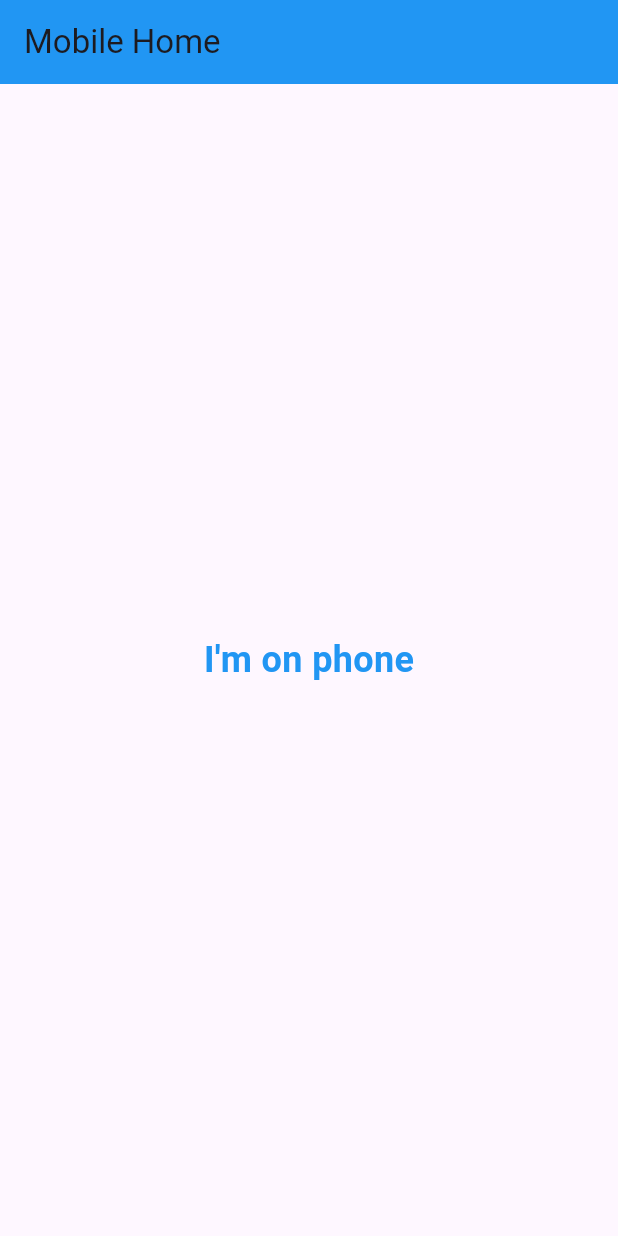
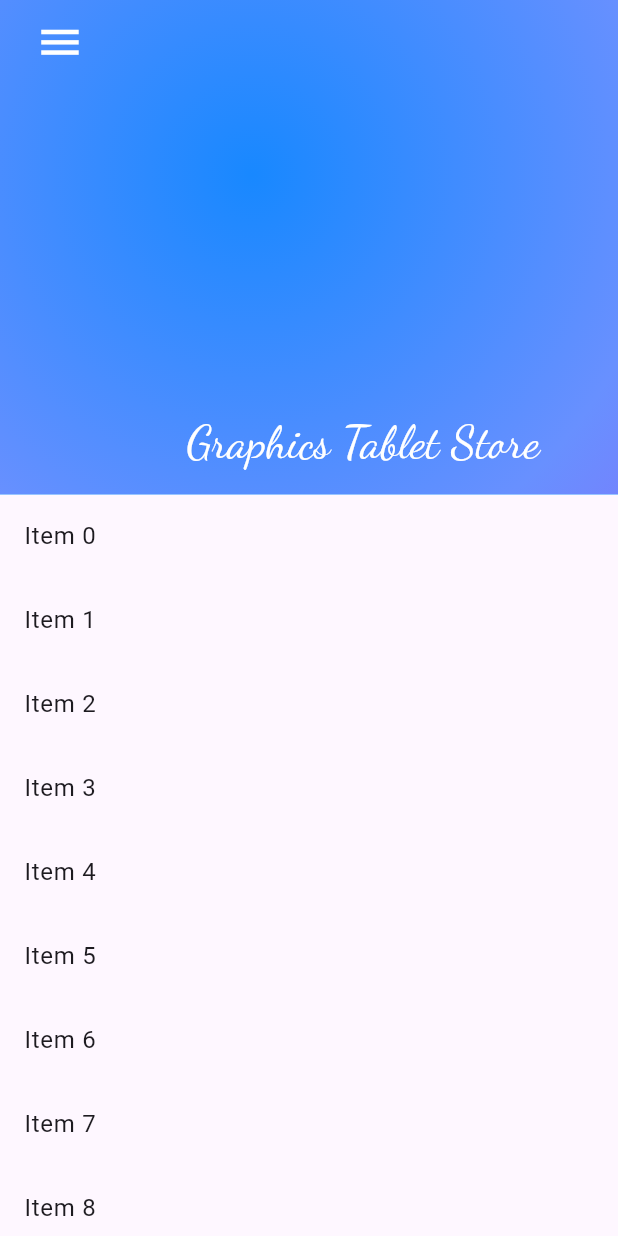
Before and after one commit to AnesMohamedi0/StoreGrTab, a Flutter app: the screen it shows after launch, on a phone screen of 412 x 824 dp. Run offline on Flutter 3.47's test engine with Material 3 defaults, Android fonts, the phone set to English and light mode, and no system bars; our stand-ins replace google_fonts.

Commit message:
worked a bit on the mobile home page

```diff
--- a/frontend/lib/app.dart
+++ b/frontend/lib/app.dart
@@ -1,7 +1,7 @@
 import 'package:flutter/material.dart';
 import 'package:grtabstore/ui/screens/Home/desktopHome_screen.dart';
 import 'package:grtabstore/ui/screens/Home/mobileHome_screen.dart';
-import 'package:grtabstore/ui/widgets/responsiveLayout.dart';
+import 'package:grtabstore/ui/widgets/Shared/responsiveLayout.dart';
 
 class App extends StatelessWidget {
   const App({super.key});
--- a/frontend/lib/ui/screens/Home/mobileHome_screen.dart
+++ b/frontend/lib/ui/screens/Home/mobileHome_screen.dart
@@ -1,23 +1,50 @@
 import 'package:flutter/material.dart';
+import 'package:grtabstore/ui/theme/colors.dart';
+import 'package:grtabstore/ui/widgets/Shared/menuButton.dart';
+import 'package:grtabstore/ui/widgets/Home/AnimatedFlexibleSpace.dart';
+import 'package:grtabstore/ui/widgets/Shared/text.dart';
 
 class MobileHomeScreen extends StatelessWidget {
   const MobileHomeScreen({Key? key}) : super(key: key);
 
   @override
   Widget build(BuildContext context) {
+    double width = MediaQuery.of(context).size.width;
+    double height = MediaQuery.of(context).size.height;
     return Scaffold(
-      appBar: AppBar(
-        title: const Text('Mobile Home'),
-        backgroundColor: Colors.blue,
-      ),
-      body: const Center(
-        child: Text(
-          "I'm on phone",
-          style: TextStyle(
-            fontSize: 24,
-            fontWeight: FontWeight.bold,
-            color: Colors.blue,
-          ),
+      body: Center(
+        child: CustomScrollView(
+          slivers: [
+            SliverAppBar(
+              pinned: true,
+              title: MenuButton(),
+              backgroundColor: electricBlue,
+              expandedHeight: height * 0.4,
+              collapsedHeight: height * 0.08,
+              flexibleSpace: FlexibleSpaceBar(
+                title: SizedBox(
+                  width: double.infinity,
+                  child: Row(
+                    mainAxisAlignment: MainAxisAlignment.center,
+                    children: [
+                      TitlesText(
+                        text: "Graphics Tablet Store",
+                        fontSize: width * 0.05,
+                        color: Colors.white,
+                      ),
+                    ],
+                  ),
+                ),
+                background: AnimatedFlexibleSpace(),
+              ),
+            ),
+
+            SliverList(
+              delegate: SliverChildBuilderDelegate((context, index) {
+                return ListTile(title: Text('Item $index'));
+              }, childCount: 20),
+            ),
+          ],
         ),
       ),
     );
--- /dev/null
+++ b/frontend/lib/ui/widgets/Home/animatedFlexibleSpace.dart
@@ -0,0 +1,69 @@
+import 'package:flutter/material.dart';
+import 'package:grtabstore/ui/theme/colors.dart';
+
+class AnimatedFlexibleSpace extends StatefulWidget {
+  const AnimatedFlexibleSpace({Key? key}) : super(key: key);
+
+  @override
+  State<AnimatedFlexibleSpace> createState() => _AnimatedFlexibleSpaceState();
+}
+
+class _AnimatedFlexibleSpaceState extends State<AnimatedFlexibleSpace>
+    with TickerProviderStateMixin {
+  late AnimationController _controller;
+  late Animation<double> _animation;
+
+  @override
+  void initState() {
+    super.initState();
+    _controller = AnimationController(
+      duration: Duration(seconds: 20),
+      vsync: this,
+    )..repeat(reverse: true);
+    _animation = Tween(
+      begin: 0.0,
+      end: 1.0,
+    ).animate(CurvedAnimation(parent: _controller, curve: Curves.easeInOut));
+  }
+
+  @override
+  void dispose() {
+    _controller.dispose();
+    super.dispose();
+  }
+
+  @override
+  Widget build(BuildContext context) {
+    return AnimatedBuilder(
+      animation: _animation,
+      builder: (context, child) {
+        return Container(
+          decoration: BoxDecoration(
+            gradient: RadialGradient(
+              center: Alignment.lerp(
+                Alignment(-0.5, -0.8),
+                Alignment(0.5, 0.8),
+                _animation.value,
+              )!,
+              radius: 1.5 + (_animation.value * 0.5),
+              colors: [
+                Color.lerp(electricBlue, electricBlueLight, _animation.value)!,
+                Color.lerp(
+                  electricBlueLight,
+                  deepPurpleLighter,
+                  _animation.value,
+                )!,
+                Color.lerp(
+                  deepPurpleLighter,
+                  deepPurpleLight,
+                  _animation.value,
+                )!,
+              ],
+              stops: [0.0, 0.5, 1.0],
+            ),
+          ),
+        );
+      },
+    );
+  }
+}
--- /dev/null
+++ b/frontend/lib/ui/widgets/Shared/menuButton.dart
@@ -0,0 +1,17 @@
+import 'package:flutter/material.dart';
+
+class MenuButton extends StatelessWidget {
+  const MenuButton({super.key});
+
+  @override
+  Widget build(BuildContext context) {
+    double width = MediaQuery.of(context).size.width;
+    return IconButton(
+      onPressed: () {},
+      icon: const Icon(Icons.menu),
+      color: Colors.white,
+      iconSize: width * 0.08,
+      padding: EdgeInsets.zero,
+    );
+  }
+}
--- /dev/null
+++ b/frontend/lib/ui/widgets/Shared/text.dart
@@ -0,0 +1,29 @@
+import 'package:flutter/material.dart';
+import 'package:google_fonts/google_fonts.dart';
+
+class TitlesText extends StatelessWidget {
+  final String text;
+  final double fontSize;
+  final FontWeight fontWeight;
+  final Color color;
+
+  const TitlesText({
+    super.key,
+    required this.text,
+    required this.fontSize,
+    this.fontWeight = FontWeight.normal,
+    this.color = Colors.white,
+  });
+
+  @override
+  Widget build(BuildContext context) {
+    return Text(
+      text,
+      style: GoogleFonts.dancingScript(
+        fontSize: fontSize,
+        fontWeight: fontWeight,
+        color: color,
+      ),
+    );
+  }
+}
--- a/frontend/pubspec.yaml
+++ b/frontend/pubspec.yaml
@@ -36,6 +36,7 @@ dependencies:
   cupertino_icons: ^1.0.8
   http: ^1.2.2
   provider: ^6.1.2
+  google_fonts: ^6.3.2
 
 dev_dependencies:
   flutter_test:
```
Also changed, not shown: frontend/lib/ui/theme/colors.dart (+41 -21 lines), frontend/lib/ui/widgets/Shared/responsiveLayout.dart (renamed from frontend/lib/ui/widgets/responsiveLayout.dart), frontend/pubspec.lock.
